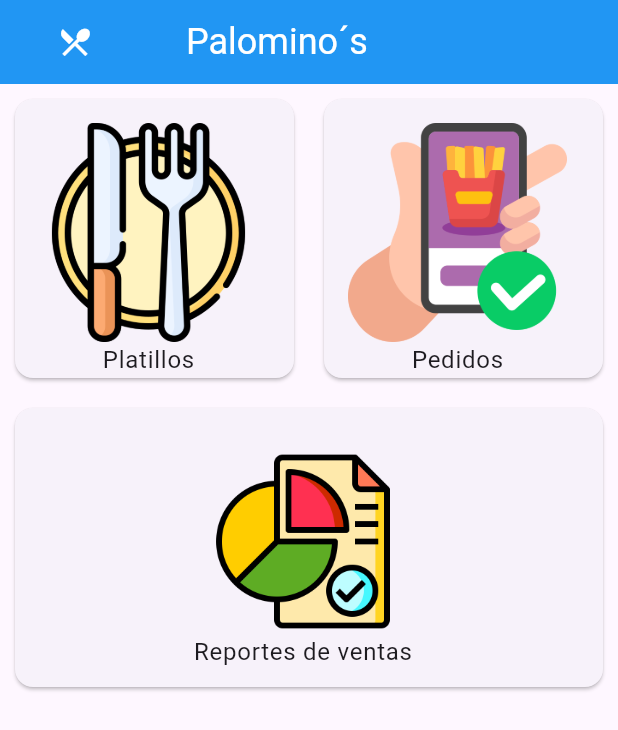
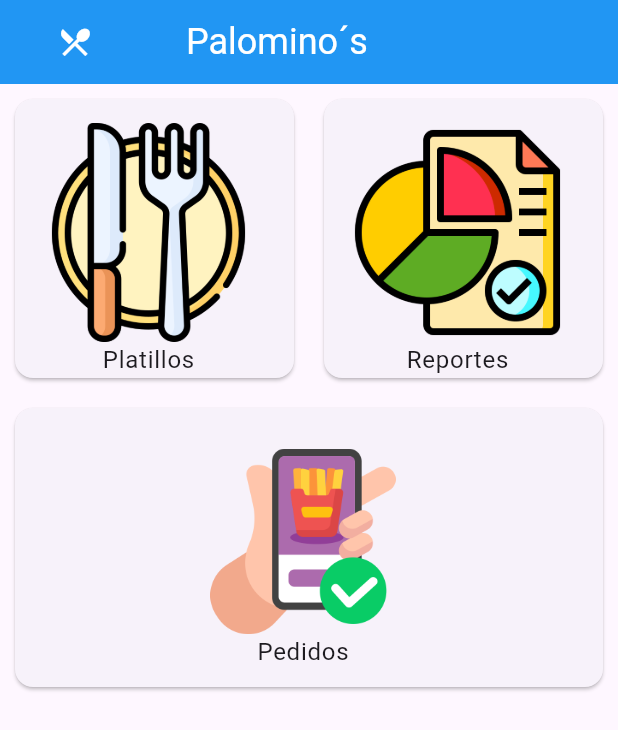
Before and after one commit to VictorPrz11/Palomino-s-app, a Flutter app: the PantallaPrincipal screen opened by its route, on a phone screen of 412 x 824 dp. Shown: the top 730 px of the screen. Run offline on Flutter 3.47's test engine with Material 3 defaults, Android fonts, the phone set to English and light mode, and no system bars; our stand-ins replace cloud_firestore, connectivity_plus, firebase_auth, firebase_core, firebase_storage, go_router and 2 more; missing offline and left inert: firebase_ui_auth, firebase_ui_localizations; accounts and stored records are empty.

Commit message:
Update Pantalla_Principal.dart

```diff
--- a/lib/Pantalla_Principal.dart
+++ b/lib/Pantalla_Principal.dart
@@ -56,7 +56,7 @@ class PantallaPrincipal extends StatelessWidget {
                       Navigator.push(
                           context,
                           MaterialPageRoute(
-                              builder: (context) => const ScPedidos()));
+                              builder: (context) => const ScReportes()));
                     },
                     child: SizedBox(
                       height: MediaQuery.of(context).size.height * 0.25,
@@ -66,9 +66,9 @@ class PantallaPrincipal extends StatelessWidget {
                             title: Column(
                                 mainAxisAlignment: MainAxisAlignment.center,
                                 children: [
-                              Image.asset('assets/order.png'),
+                              Image.asset('assets/report.png'),
                               const Text(
-                                'Pedidos',
+                                'Reportes',
                               )
                             ])),
                       ),
@@ -82,7 +82,7 @@ class PantallaPrincipal extends StatelessWidget {
                       Navigator.push(
                           context,
                           MaterialPageRoute(
-                              builder: (context) => const ScReportes()));
+                              builder: (context) => const ScPedidos()));
                     },
                     child: SizedBox(
                       height: MediaQuery.of(context).size.height * 0.25,
@@ -95,10 +95,10 @@ class PantallaPrincipal extends StatelessWidget {
                               SizedBox(
                                 height:
                                     MediaQuery.of(context).size.height * 0.15,
-                                child: Image.asset('assets/report.png'),
+                                child: Image.asset('assets/order.png'),
                               ),
                               const Text(
-                                'Reportes de ventas',
+                                'Pedidos',
                               )
                             ])),
                       ),
```
